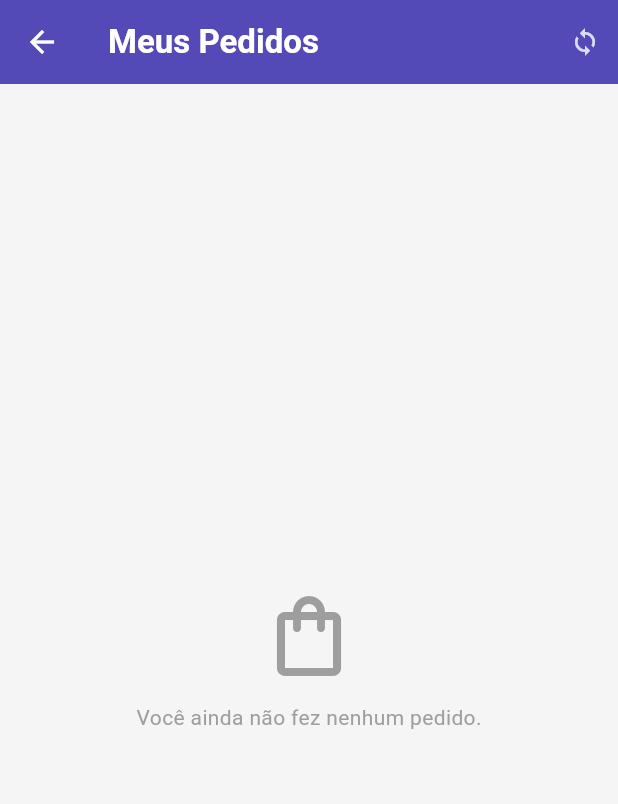
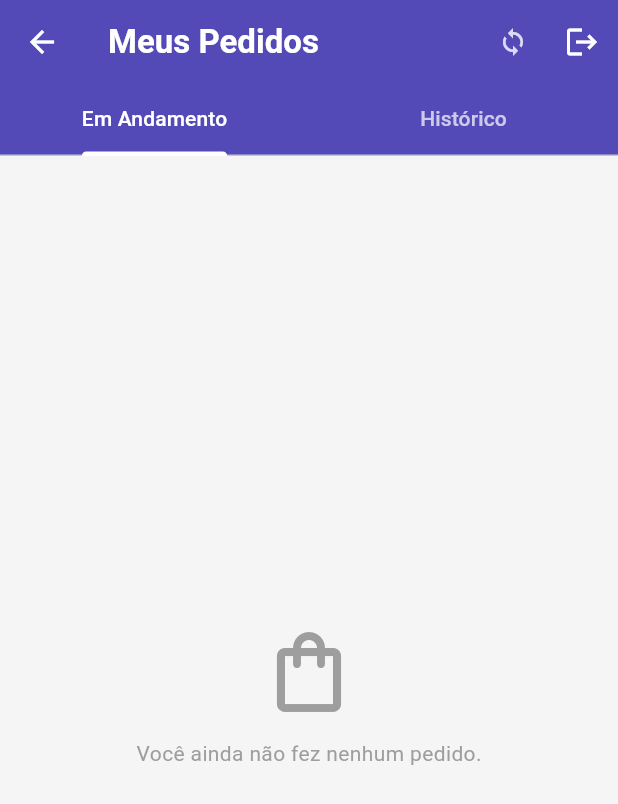
Before and after one commit to HMCarvalho-220/mobiledev, a Flutter app: the MyOrdersScreen screen opened directly, on a phone screen of 412 x 824 dp. Shown: the top 804 px of the screen. Run offline on Flutter 3.47's test engine with Material 3 defaults, Android fonts, the phone set to English and light mode, and no system bars.

Commit message:
att mercado

```diff
--- a/compradorapp/lib/screens/my_orders_screen.dart
+++ b/compradorapp/lib/screens/my_orders_screen.dart
@@ -1,18 +1,8 @@
-// screens/my_orders_screen.dart
-//
-// TELA 3 — Lista de pedidos do comprador com atualização assíncrona.
-// Exigida pela Sprint 3: "atualização assíncrona de estado".
-//
-// O que faz:
-//   - Lista todos os pedidos do comprador
-//   - Inicia o polling ao entrar na tela (verifica backend a cada 5 segundos)
-//   - Se o vendedor atualizar o status, a tela atualiza automaticamente
-//   - Para o polling ao sair da tela (economia de recursos)
-
 import 'package:flutter/material.dart';
 import 'package:provider/provider.dart';
 import '../models/order.dart';
 import '../services/order_provider.dart';
+import 'login_screen.dart';
 
 class MyOrdersScreen extends StatefulWidget {
   const MyOrdersScreen({super.key});
@@ -22,26 +12,57 @@ class MyOrdersScreen extends StatefulWidget {
 }
 
 class _MyOrdersScreenState extends State<MyOrdersScreen> {
+  List<Order> _previousOrders = [];
+
   @override
   void initState() {
     super.initState();
-    // Inicia o polling assim que a tela abre
-    // O provider buscará os pedidos imediatamente e depois a cada 5s
     WidgetsBinding.instance.addPostFrameCallback((_) {
-      context.read<OrderProvider>().startPolling();
+      final provider = context.read<OrderProvider>();
+      provider.startPolling();
+      _previousOrders = List.from(provider.orders);
+      provider.addListener(_onProviderChanged);
     });
+  }
+
+  void _onProviderChanged() {
+    if (!mounted) return;
+
+    final provider = context.read<OrderProvider>();
+    final newOrders = provider.orders;
+
+    for (final newOrder in newOrders) {
+      final oldOrder = _previousOrders.firstWhere(
+        (o) => o.id == newOrder.id,
+        orElse: () => newOrder,
+      );
+
+      if (oldOrder.status != newOrder.status) {
+        ScaffoldMessenger.of(context).showSnackBar(
+          SnackBar(
+            content: Text('Pedido #${newOrder.id} mudou para: ${newOrder.statusLabel}'),
+            backgroundColor: const Color(0xFF0F6E56),
+            duration: const Duration(seconds: 4),
+            behavior: SnackBarBehavior.floating,
+          ),
+        );
+      }
+    }
+    _previousOrders = List.from(newOrders);
   }
 
   @override
   void dispose() {
-    // Para o polling quando o usuário sai da tela
+    context.read<OrderProvider>().removeListener(_onProviderChanged);
     context.read<OrderProvider>().stopPolling();
     super.dispose();
   }
 
   @override
   Widget build(BuildContext context) {
-    return Scaffold(
+    return DefaultTabController(
+      length: 2,
+      child: Scaffold(
         backgroundColor: const Color(0xFFF5F5F5),
         appBar: AppBar(
           title: const Text(
@@ -51,7 +72,6 @@ class _MyOrdersScreenState extends State<MyOrdersScreen> {
           backgroundColor: const Color(0xFF534AB7),
           foregroundColor: Colors.white,
           actions: [
-          // Indicador visual de que o polling está ativo
             Padding(
               padding: const EdgeInsets.only(right: 12),
               child: Tooltip(
@@ -63,9 +83,28 @@ class _MyOrdersScreenState extends State<MyOrdersScreen> {
                 ),
               ),
             ),
+            IconButton(
+              icon: const Icon(Icons.logout),
+              tooltip: 'Sair',
+              onPressed: () {
+                context.read<OrderProvider>().logout();
+                Navigator.of(context).pushAndRemoveUntil(
+                  MaterialPageRoute(builder: (_) => const LoginScreen()),
+                  (route) => false,
+                );
+              },
+            ),
+          ],
+          bottom: const TabBar(
+            labelColor: Colors.white,
+            unselectedLabelColor: Colors.white70,
+            indicatorColor: Colors.white,
+            tabs: [
+              Tab(text: 'Em Andamento'),
+              Tab(text: 'Histórico'),
             ],
           ),
-      // Consumer escuta o OrderProvider e reconstrói quando notifyListeners() é chamado
+        ),
         body: Consumer<OrderProvider>(
           builder: (context, provider, _) {
             if (provider.isLoading && provider.orders.isEmpty) {
@@ -106,29 +145,49 @@ class _MyOrdersScreenState extends State<MyOrdersScreen> {
               );
             }
 
-          return RefreshIndicator(
+            final activeOrders = provider.orders.where((o) =>
+              o.status == 'pending' || o.status == 'confirmed' || o.status == 'shipped'
+            ).toList();
+
+            final historyOrders = provider.orders.where((o) =>
+              o.status == 'delivered' || o.status == 'cancelled'
+            ).toList();
+
+            return TabBarView(
+              children: [
+                RefreshIndicator(
                   onRefresh: () => provider.fetchOrders(),
                   child: ListView.builder(
                     padding: const EdgeInsets.all(12),
-              itemCount: provider.orders.length,
+                    itemCount: activeOrders.length,
                     itemBuilder: (context, index) {
-                return _OrderCard(order: provider.orders[index]);
+                      return _OrderCard(order: activeOrders[index]);
                     },
                   ),
+                ),
+                RefreshIndicator(
+                  onRefresh: () => provider.fetchOrders(),
+                  child: ListView.builder(
+                    padding: const EdgeInsets.all(12),
+                    itemCount: historyOrders.length,
+                    itemBuilder: (context, index) {
+                      return _OrderCard(order: historyOrders[index]);
+                    },
+                  ),
+                ),
+              ],
             );
           },
+        ),
       ),
     );
   }
 }
 
-// ── Card de pedido ────────────────────────────────────────────────────────────
-
 class _OrderCard extends StatelessWidget {
   final Order order;
   const _OrderCard({required this.order});
 
-  // Cor do status para feedback visual ao comprador
   Color _statusColor() {
     switch (order.status) {
       case 'pending':   return Colors.orange;
@@ -164,7 +223,6 @@ class _OrderCard extends StatelessWidget {
         child: Column(
           crossAxisAlignment: CrossAxisAlignment.start,
           children: [
-            // Header: número do pedido e status
             Row(
               mainAxisAlignment: MainAxisAlignment.spaceBetween,
               children: [
@@ -204,8 +262,6 @@ class _OrderCard extends StatelessWidget {
               ],
             ),
             const Divider(height: 16),
-
-            // Detalhes do pedido
             Text(
               order.productTitle,
               style: const TextStyle(fontSize: 14),
```
Also changed, not shown: compradorapp/lib/screens/product_list_screen.dart (+60 -25 lines), 3 other files. Lines whose indentation alone changed are shown as unchanged.
